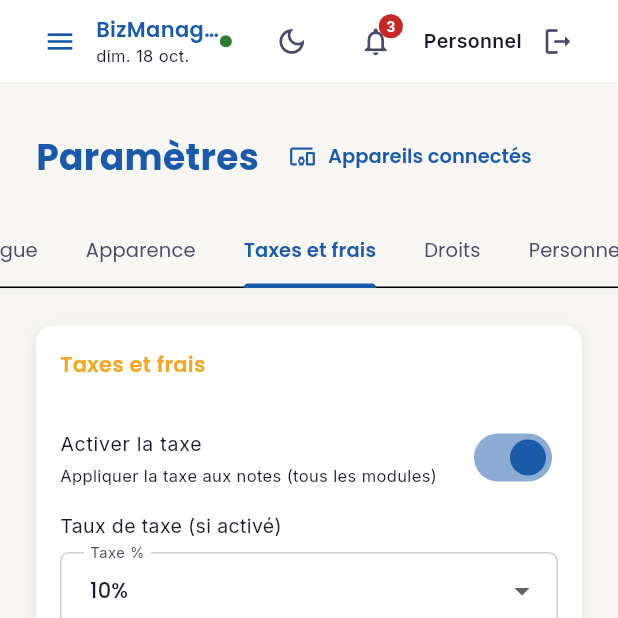
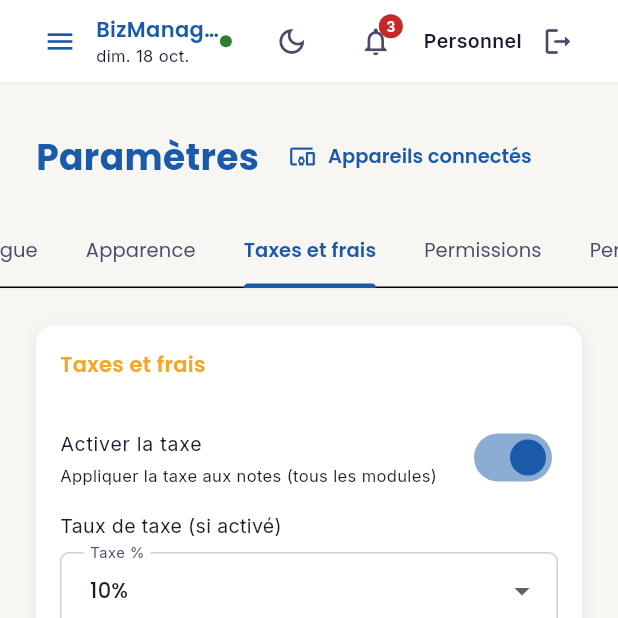
Before and after one commit to Mperonneau/retail_POS, a Flutter app: the SettingsScreen screen opened by its route, tab 5 chosen, on a phone screen of 412 x 824 dp, the top half of it. Run offline on Flutter 3.47's test engine with Material 3 defaults, Android fonts, the phone set to English and light mode, and no system bars; our stand-ins replace fl_chart, flutter_riverpod, go_router, google_fonts, pdf, printing and 4 more; missing offline and left inert: dart:js_interop, mobile_scanner; accounts and stored records are empty.

Commit message:
Rename the Droits settings tab to Permissions
Co-authored-by: Mperonneau <Mperonneau@users.noreply.github.com>

```diff
--- a/lib/settings/screens/settings_screen.dart
+++ b/lib/settings/screens/settings_screen.dart
@@ -41,7 +41,7 @@ class _SettingsScreenState extends ConsumerState<SettingsScreen>
     'Langue',
     'Apparence',
     'Taxes et frais',
-    'Droits',
+    'Permissions',
     'Personnel',
     'Abonnement'
   ];
--- a/lib/settings/widgets/permissions_matrix_tab.dart
+++ b/lib/settings/widgets/permissions_matrix_tab.dart
@@ -104,7 +104,7 @@ class _PermissionsMatrixTabState extends ConsumerState<PermissionsMatrixTab> {
                           ? staffRoleDisplayLabel(_detailRole!)
                           : _showAllMatrix
                               ? 'Tous les droits'
-                              : 'Droits',
+                              : 'Permissions',
                       style: AppTextStyles.h3(),
                     ),
                     if (_detailRole == null) ...[
```
